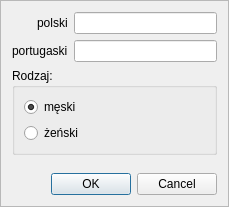
Qt form ui/add_noun.ui (BStalewski/lanler) before a commit.
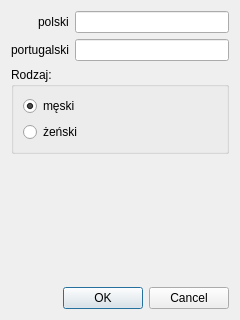
The same form after that commit.

Commit message: Added add noun dialog

Diff of the .ui file:
```diff
--- a/ui/add_noun.ui
+++ b/ui/add_noun.ui
@@ -1,23 +1,17 @@
 <?xml version="1.0" encoding="UTF-8"?>
 <ui version="4.0">
- <class>AddNounFrame</class>
- <widget class="QFrame" name="AddNounFrame">
+ <class>AddNounDialog</class>
+ <widget class="QDialog" name="AddNounDialog">
   <property name="geometry">
    <rect>
     <x>0</x>
     <y>0</y>
-    <width>229</width>
-    <height>207</height>
+    <width>240</width>
+    <height>320</height>
    </rect>
   </property>
   <property name="windowTitle">
-   <string>Frame</string>
-  </property>
-  <property name="frameShape">
-   <enum>QFrame::StyledPanel</enum>
-  </property>
-  <property name="frameShadow">
-   <enum>QFrame::Raised</enum>
+   <string>Dialog</string>
   </property>
   <layout class="QVBoxLayout" name="verticalLayout">
    <item>
@@ -33,21 +27,18 @@
        <property name="text">
         <string>polski</string>
        </property>
-       <property name="alignment">
-        <set>Qt::AlignLeading|Qt::AlignLeft|Qt::AlignVCenter</set>
-       </property>
       </widget>
      </item>
-     <item row="0" column="1">
-      <widget class="QLineEdit" name="lineEdit"/>
-     </item>
      <item row="1" column="0">
       <widget class="QLabel" name="label_2">
        <property name="text">
-        <string>portugaski</string>
+        <string>portugalski</string>
        </property>
       </widget>
      </item>
+     <item row="0" column="1">
+      <widget class="QLineEdit" name="polishLineEdit"/>
+     </item>
      <item row="1" column="1">
       <widget class="QLineEdit" name="lineEdit_2"/>
      </item>
@@ -81,6 +72,9 @@
    </item>
    <item>
     <widget class="QDialogButtonBox" name="buttonBox">
+     <property name="orientation">
+      <enum>Qt::Horizontal</enum>
+     </property>
      <property name="standardButtons">
       <set>QDialogButtonBox::Cancel|QDialogButtonBox::Ok</set>
      </property>
```
Left out of the diff: 49 changed lines with no effect on the pictures. The commit also changes 9 other files.
